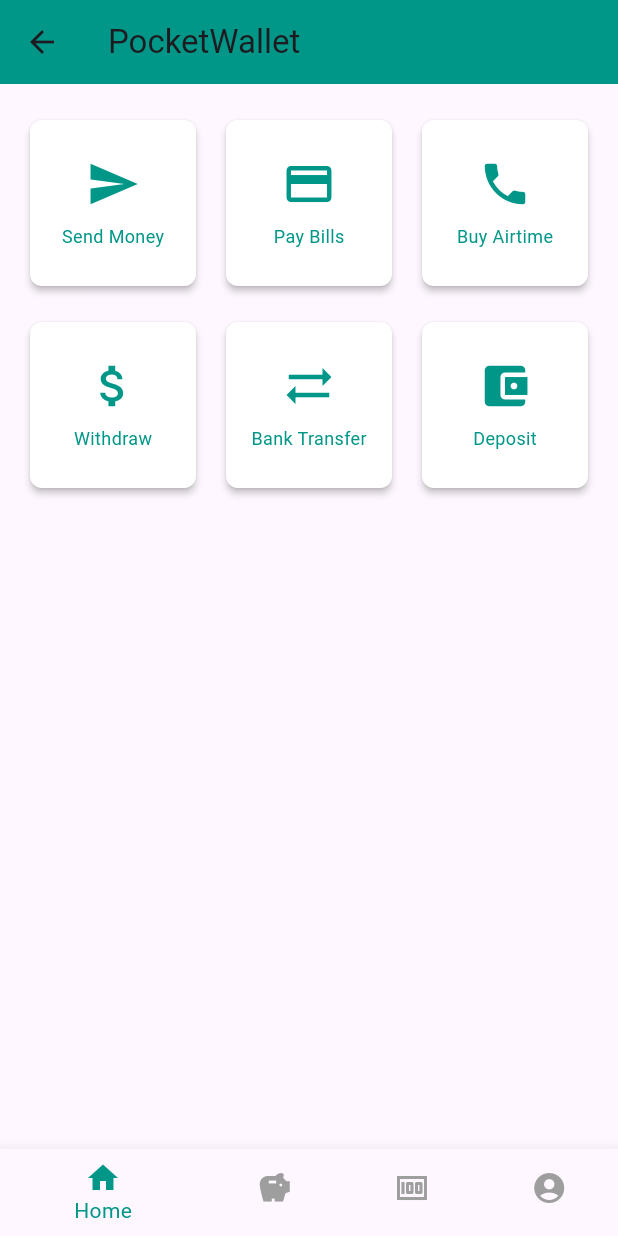
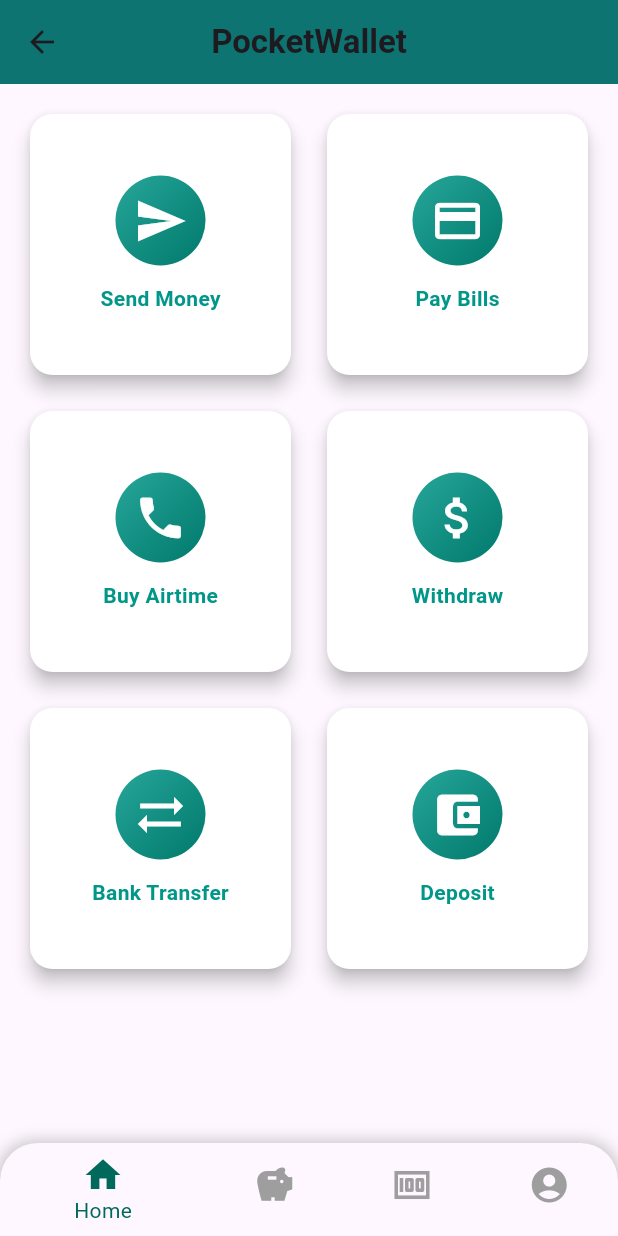
Before and after one commit to Lenkaa3792/PocketBank, a Flutter app: the DashboardPage screen opened by its route, on a phone screen of 412 x 824 dp. Run offline on Flutter 3.47's test engine with Material 3 defaults, Android fonts, the phone set to English and light mode, and no system bars; our stand-ins replace cloud_firestore, firebase_auth, firebase_core, get_it; missing offline and left inert: dart_mpesa; accounts and stored records are empty.

Commit message:
adding some style to the dashboart screen

```diff
--- a/lib/main.dart
+++ b/lib/main.dart
@@ -1,3 +1,4 @@
+import 'package:dart_mpesa/dart_mpesa.dart';
 import 'package:flutter/material.dart';
 import 'package:firebase_core/firebase_core.dart'; // Import Firebase core
 import 'package:pocket_banking/services/firebase_service.dart';
@@ -16,7 +17,10 @@ import 'pages/account_page.dart'; // Import for AccountPage
 import 'package:get_it/get_it.dart';
 
 void main() async {
-  WidgetsFlutterBinding.ensureInitialized(); // Ensure binding is initialized
+  // Ensure binding is initialized
+  WidgetsFlutterBinding.ensureInitialized();
+
+  // Initialize Firebase
   await Firebase.initializeApp(
       options: const FirebaseOptions(
     apiKey: "AIzaSyC2iTTtLEhDSWEMBSIp5BDADHzffaZQZNY",
@@ -25,12 +29,26 @@ void main() async {
     storageBucket: "solop-f7607.appspot.com",
     messagingSenderId: "823239436996",
     appId: "1:823239436996:android:eac6b8a5ab81a18cddf791",
-  )); // Initialize Firebase
-
+  ));
   GetIt.instance.registerSingleton<FirebaseService>(
     FirebaseService(),
   );
-  runApp(PocketBankingApp()); // Run the app
+
+
+  //initialize m-pesa service
+  var mpesa = Mpesa(
+    shortCode: "",
+    consumerKey: "9DBhk5TbmMOGzeqNffODHsNBGJmNmwFPLNbr9IajLZrFIGF2",
+    consumerSecret: "9rC0AQPqHjSk7CdbBrXHf4IV054Q96GyqJArPSp452nr8IFm6EZS3EyvZzGk1Adp",
+    initiatorName: "solo",
+    securityCredential: "",
+    passKey: "",
+    identifierType: IdentifierType.OrganizationShortCode, // Type of organization, options, OrganizationShortCode, TillNumber, OrganizationShortCode
+    applicationMode: ApplicationMode.test
+  );
+
+  // Run the app
+  runApp(PocketBankingApp());
 }
 
 class PocketBankingApp extends StatelessWidget {
@@ -38,7 +56,6 @@ class PocketBankingApp extends StatelessWidget {
 
   @override
   Widget build(BuildContext context) {
-
     return MaterialApp(
       debugShowCheckedModeBanner: false,
       title: 'Pocket Banking',
--- a/lib/pages/dashboard.dart
+++ b/lib/pages/dashboard.dart
@@ -1,105 +1,146 @@
 import 'package:flutter/material.dart';
-import 'savings_page.dart'; // Import SavingsPage
-import 'loan_page.dart'; // Import LoanPage
-import 'account_page.dart'; // Import AccountPage
+import 'savings_page.dart';
+import 'loan_page.dart';
+import 'account_page.dart';
 
-// Main dashboard for the app
 class DashboardPage extends StatefulWidget {
   const DashboardPage({super.key});
 
   @override
-  _DashboardPageState createState() => _DashboardPageState(); // Create state for the DashboardPage
+  _DashboardPageState createState() => _DashboardPageState();
 }
 
 class _DashboardPageState extends State<DashboardPage> {
-  int _selectedIndex = 0; // Keeps track of the selected tab in the bottom navigation
+  int _selectedIndex = 0;
 
-  // List of pages to switch between when a tab is selected
   final List<Widget> _pages = <Widget>[
-    DashboardGrid(), // Dashboard grid view for the home tab
-    SavingsPage(), // Updated to the actual SavingsPage widget
-    LoanPage(), // Updated to the actual LoanPage widget
-    AccountPage(), // Updated to the actual AccountPage widget
+    const DashboardGrid(),
+    const SavingsPage(),
+    LoanPage(),
+    const AccountPage(),
   ];
 
-  // Method to handle taps on the bottom navigation bar
   void _onItemTapped(int index) {
     setState(() {
-      _selectedIndex = index; // Update the selected index based on the tap
+      _selectedIndex = index;
     });
   }
 
   @override
   Widget build(BuildContext context) {
-    return SafeArea( // Ensures content is rendered within safe areas like notches or status bars
-      child: Scaffold( // Main visual structure of the app
-        appBar: AppBar( // Top bar with title and optional actions
-          title: const Text('PocketWallet'), // App bar title
-          backgroundColor: Colors.teal, // Background color for the app bar
+    return SafeArea(
+      child: Scaffold(
+        appBar: AppBar(
+          title: const Text('PocketWallet', style: TextStyle(fontSize: 22, fontWeight: FontWeight.bold)),
+          centerTitle: true,
+          backgroundColor: Colors.teal.shade700,
+          elevation: 10,
         ),
-        body: _pages[_selectedIndex], // Display the current page based on the selected index
-        bottomNavigationBar: BottomNavigationBar( // Bottom navigation bar for switching between pages
-          currentIndex: _selectedIndex, // Highlight the currently selected tab
-          onTap: _onItemTapped, // Set the tap handler to update the index
-          selectedItemColor: Colors.teal, // Color of the selected item
-          unselectedItemColor: Colors.grey, // Color of unselected items
-          items: const [
-            BottomNavigationBarItem(icon: Icon(Icons.home), label: 'Home'), // Home tab
-            BottomNavigationBarItem(icon: Icon(Icons.savings), label: 'Savings'), // Savings tab
-            BottomNavigationBarItem(icon: Icon(Icons.money), label: 'Loan'), // Loan tab
-            BottomNavigationBarItem(icon: Icon(Icons.account_circle), label: 'Account'), // Account tab
+        body: AnimatedSwitcher( // Smooth transition between pages
+          duration: const Duration(milliseconds: 300),
+          child: _pages[_selectedIndex],
+        ),
+        bottomNavigationBar: Container(
+          decoration: BoxDecoration(
+            borderRadius: const BorderRadius.only(
+              topRight: Radius.circular(25),
+              topLeft: Radius.circular(25),
+            ),
+            boxShadow: [
+              BoxShadow(
+                color: Colors.black.withOpacity(0.2),
+                spreadRadius: 2,
+                blurRadius: 8,
+              ),
+            ],
+          ),
+          child: ClipRRect(
+            borderRadius: const BorderRadius.only(
+              topLeft: Radius.circular(25),
+              topRight: Radius.circular(25),
+            ),
+            child: BottomNavigationBar(
+              currentIndex: _selectedIndex,
+              onTap: _onItemTapped,
+              selectedItemColor: Colors.teal.shade800,
+              unselectedItemColor: Colors.grey,
+              selectedFontSize: 14,
+              unselectedFontSize: 12,
+              iconSize: 28,
+              items: const [
+                BottomNavigationBarItem(icon: Icon(Icons.home), label: 'Home'),
+                BottomNavigationBarItem(icon: Icon(Icons.savings), label: 'Savings'),
+                BottomNavigationBarItem(icon: Icon(Icons.money), label: 'Loan'),
+                BottomNavigationBarItem(icon: Icon(Icons.account_circle), label: 'Account'),
+              ],
+              backgroundColor: Colors.white,
+            ),
+          ),
+        ),
+      ),
+    );
+  }
+}
+
+class DashboardGrid extends StatelessWidget {
+  const DashboardGrid({super.key});
+
+  @override
+  Widget build(BuildContext context) {
+    return SingleChildScrollView(
+      child: Padding(
+        padding: const EdgeInsets.all(16.0),
+        child: GridView.count(
+          crossAxisCount: 2, // Reduced to two for a more balanced view
+          shrinkWrap: true,
+          physics: const NeverScrollableScrollPhysics(),
+          crossAxisSpacing: 16.0,
+          mainAxisSpacing: 16.0,
+          children: <Widget>[
+            _buildDashboardItem(context, Icons.send, 'Send Money', '/sendmoney'),
+            _buildDashboardItem(context, Icons.payment, 'Pay Bills', '/paybills'),
+            _buildDashboardItem(context, Icons.phone, 'Buy Airtime', '/buyairtime'),
+            _buildDashboardItem(context, Icons.attach_money, 'Withdraw', '/withdraw'),
+            _buildDashboardItem(context, Icons.sync_alt, 'Bank Transfer', '/banktransfer'),
+            _buildDashboardItem(context, Icons.account_balance_wallet, 'Deposit', '/deposit'),
+          ],
+        ),
+      ),
+    );
+  }
+
+  Widget _buildDashboardItem(BuildContext context, IconData icon, String label, String route) {
+    return GestureDetector(
+      onTap: () {
+        Navigator.pushNamed(context, route);
+      },
+      child: Card(
+        color: Colors.white,
+        elevation: 5.0,
+        shape: RoundedRectangleBorder(borderRadius: BorderRadius.circular(15.0)),
+        child: Column(
+          mainAxisAlignment: MainAxisAlignment.center,
+          children: <Widget>[
+            Container(
+              padding: const EdgeInsets.all(12.0),
+              decoration: BoxDecoration(
+                shape: BoxShape.circle,
+                gradient: LinearGradient(
+                  colors: [Colors.teal.shade400, Colors.teal.shade700],
+                  begin: Alignment.topLeft,
+                  end: Alignment.bottomRight,
+                ),
+              ),
+              child: Icon(icon, size: 36.0, color: Colors.white),
+            ),
+            const SizedBox(height: 12.0),
+            Text(
+              label,
+              style: const TextStyle(fontSize: 14.0, fontWeight: FontWeight.w600, color: Colors.teal),
+            ),
           ],
         ),
       ),
     );
   }
 }
-
-// DashboardGrid is the grid layout displayed on the home page of the dashboard
-class DashboardGrid extends StatelessWidget {
-  const DashboardGrid({super.key});
-
-  @override
-  Widget build(BuildContext context) {
-    return SingleChildScrollView( // Allows scrolling if content exceeds screen height
-      child: GridView.count( // Create a grid view with a fixed number of columns
-        crossAxisCount: 3, // Three columns in the grid
-        shrinkWrap: true, // Shrinks the grid to fit its content
-        physics: const NeverScrollableScrollPhysics(), // Disable scrolling for this grid (handled by parent)
-        padding: const EdgeInsets.symmetric(horizontal: 16.0, vertical: 20.0), // Padding around the grid
-        crossAxisSpacing: 12.0, // Horizontal space between grid items
-        mainAxisSpacing: 16.0, // Vertical space between grid items
-        children: <Widget>[
-          _buildDashboardItem(context, Icons.send, 'Send Money', '/sendmoney'), // Send Money item
-          _buildDashboardItem(context, Icons.payment, 'Pay Bills', '/paybills'), // Pay Bills item
-          _buildDashboardItem(context, Icons.phone, 'Buy Airtime', '/buyairtime'), // Buy Airtime item
-          _buildDashboardItem(context, Icons.attach_money, 'Withdraw', '/withdraw'), // Withdraw item
-          _buildDashboardItem(context, Icons.sync_alt, 'Bank Transfer', '/banktransfer'), // Bank Transfer item
-          _buildDashboardItem(context, Icons.account_balance_wallet, 'Deposit', '/deposit'), // Deposit item
-        ],
-      ),
-    );
-  }
-
-  // Builds a single dashboard item (icon + label) that navigates to a new page when tapped
-  Widget _buildDashboardItem(BuildContext context, IconData icon, String label, String route) {
-    return GestureDetector( // Detects tap events on the grid item
-      onTap: () {
-        Navigator.pushNamed(context, route); // Navigate to the route when the item is tapped
-      },
-      child: Card( // Creates a card-like visual element for each grid item
-        color: Colors.white, // Card background color
-        elevation: 2.0, // Shadow effect for the card
-        shape: RoundedRectangleBorder(borderRadius: BorderRadius.circular(8.0)), // Rounded corners for the card
-        child: Column( // Vertically aligns icon and text
-          mainAxisAlignment: MainAxisAlignment.center, // Center content vertically in the card
-          children: <Widget>[
-            Icon(icon, size: 36.0, color: Colors.teal), // Icon displayed for the grid item
-            const SizedBox(height: 8.0), // Spacing between the icon and the text
-            Text(label, style: const TextStyle(fontSize: 12.0, color: Colors.teal)), // Label text under the icon
-          ],
-        ),
-      ),
-    );
-  }
-}
--- a/lib/pages/pay_bills.dart
+++ b/lib/pages/pay_bills.dart
@@ -1,4 +1,5 @@
 import 'package:flutter/material.dart';
+import 'package:pocket_banking/services/m_pesa_service.dart';
 
 // Defining the PayBillsPage class, which is a StatefulWidget
 class PayBillsPage extends StatefulWidget {
@@ -9,6 +10,8 @@ class PayBillsPage extends StatefulWidget {
 }
 
 class _PayBillsPageState extends State<PayBillsPage> {
+  final MpesaService _mpesaService = MpesaService();
+
   // Controllers to handle input for the bill number, account number, and amount
   final TextEditingController billNumberController = TextEditingController();
   final TextEditingController accountNumberController = TextEditingController();
@@ -30,7 +33,8 @@ class _PayBillsPageState extends State<PayBillsPage> {
       body: Padding(
         padding: const EdgeInsets.all(16.0), // Padding around the content
         child: Column(
-          mainAxisAlignment: MainAxisAlignment.center, // Center the column vertically
+          mainAxisAlignment:
+              MainAxisAlignment.center, // Center the column vertically
           children: [
             // Dropdown button for selecting the type of bill
             DropdownButton<String>(
@@ -66,7 +70,8 @@ class _PayBillsPageState extends State<PayBillsPage> {
                   value: value, // The value for the dropdown item
                   child: Row(
                     children: [
-                      const Icon(Icons.receipt, size: 24), // Placeholder icon for each bill type
+                      const Icon(Icons.receipt,
+                          size: 24), // Placeholder icon for each bill type
                       const SizedBox(width: 8), // Space between icon and text
                       Text(value), // Display the bill type text
                     ],
@@ -74,46 +79,55 @@ class _PayBillsPageState extends State<PayBillsPage> {
                 );
               }).toList(), // Convert the list of bill types to dropdown items
             ),
-            const SizedBox(height: 16.0), // Space between the dropdown and input fields
+            const SizedBox(
+                height: 16.0), // Space between the dropdown and input fields
 
             // Input field for entering the bill number
             TextField(
-              controller: billNumberController, // Connects the controller to the input field
+              controller:
+                  billNumberController, // Connects the controller to the input field
               decoration: const InputDecoration(
                 labelText: 'Bill Number', // Label shown in the input field
-                border: OutlineInputBorder(), // Outline border for the input field
+                border:
+                    OutlineInputBorder(), // Outline border for the input field
               ),
             ),
             const SizedBox(height: 16.0), // Space between input fields
 
             // Input field for entering the account number
             TextField(
-              controller: accountNumberController, // Connects the controller to the input field
+              controller:
+                  accountNumberController, // Connects the controller to the input field
               decoration: const InputDecoration(
                 labelText: 'Account Number', // Label shown in the input field
-                border: OutlineInputBorder(), // Outline border for the input field
+                border:
+                    OutlineInputBorder(), // Outline border for the input field
               ),
             ),
             const SizedBox(height: 16.0), // Space between input fields
 
             // Input field for entering the amount to pay
             TextField(
-              controller: amountController, // Connects the controller to the input field
-              keyboardType: TextInputType.number, // Show numeric keyboard for input
+              controller:
+                  amountController, // Connects the controller to the input field
+              keyboardType:
+                  TextInputType.number, // Show numeric keyboard for input
               decoration: const InputDecoration(
                 labelText: 'Amount', // Label shown in the input field
-                border: OutlineInputBorder(), // Outline border for the input field
+                border:
+                    OutlineInputBorder(), // Outline border for the input field
               ),
             ),
-            const SizedBox(height: 20.0), // Space between input fields and button
+            const SizedBox(
+                height: 20.0), // Space between input fields and button
 
             // Button to trigger the payment action
             ElevatedButton(
-              onPressed: () {
+              onPressed: () async {
                 // Logic to handle payment would go here
                 final billNumber = billNumberController.text;
                 final accountNumber = accountNumberController.text;
-                final amount = amountController.text;
+                final amount = double.parse(amountController.text);
 
                 // Show a message with the payment details (for demonstration)
                 showDialog(
--- /dev/null
+++ b/lib/services/m_pesa_service.dart
@@ -0,0 +1,35 @@
+import 'package:dart_mpesa/dart_mpesa.dart';
+
+class MpesaService {
+  final Mpesa _mpesa;
+
+  MpesaService()
+      : _mpesa = Mpesa(
+          shortCode: "YOUR_SHORT_CODE",
+          consumerKey: "YOUR_CONSUMER_KEY",
+          consumerSecret: "YOUR_CONSUMER_SECRET",
+          initiatorName: "YOUR_INITIATOR_NAME",
+          securityCredential: "YOUR_SECURITY_CREDENTIAL",
+          passKey: "YOUR_PASS_KEY",
+          identifierType: IdentifierType.OrganizationShortCode,
+          applicationMode: ApplicationMode.test, // Change to live for production
+        );
+
+  Future<void> lipaNaMpesaOnline(String phoneNumber, double amount) async {
+    try {
+      MpesaResponse res = await _mpesa.lipanaMpesaOnline(
+        phoneNumber: phoneNumber,
+        amount: amount,
+        accountReference: "YOUR_ACCOUNT_REFERENCE",
+        transactionDesc: "YOUR_TRANSACTION_DESC",
+        callBackURL: "YOUR_CALLBACK_URL",
+      );
+
+      print('Status Code: ${res.statusCode}');
+      print('Raw Response: ${res.rawResponse}');
+      print('Response Description: ${res.responseDescription}');
+    } catch (e) {
+      print('Error occurred: $e');
+    }
+  }
+}
```
